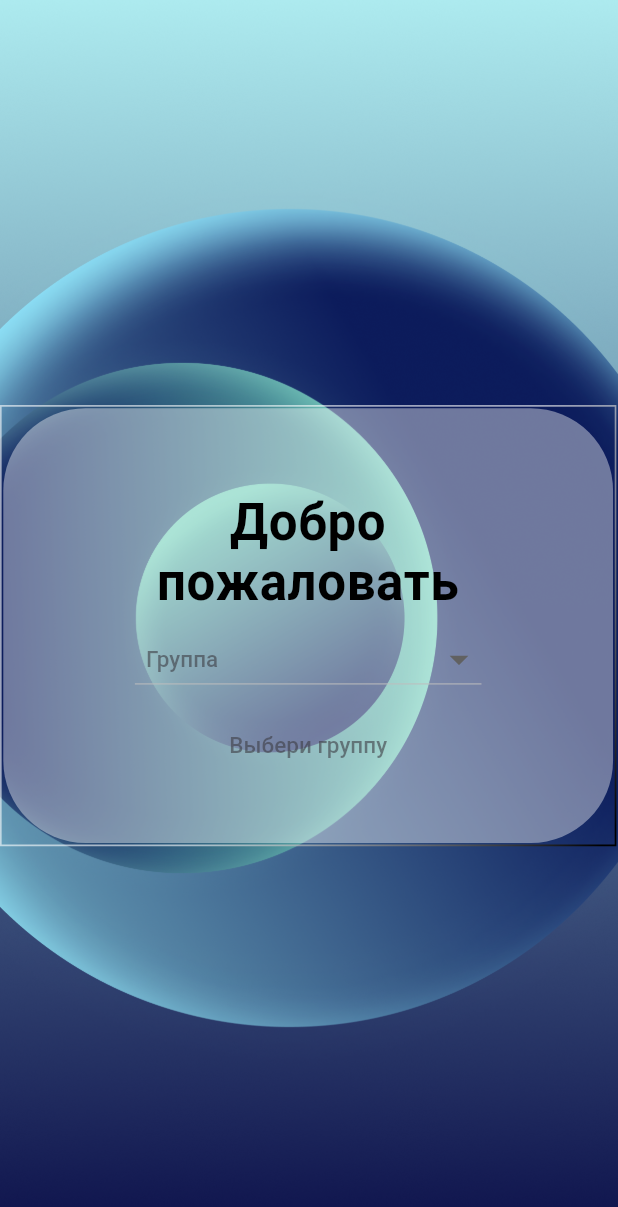
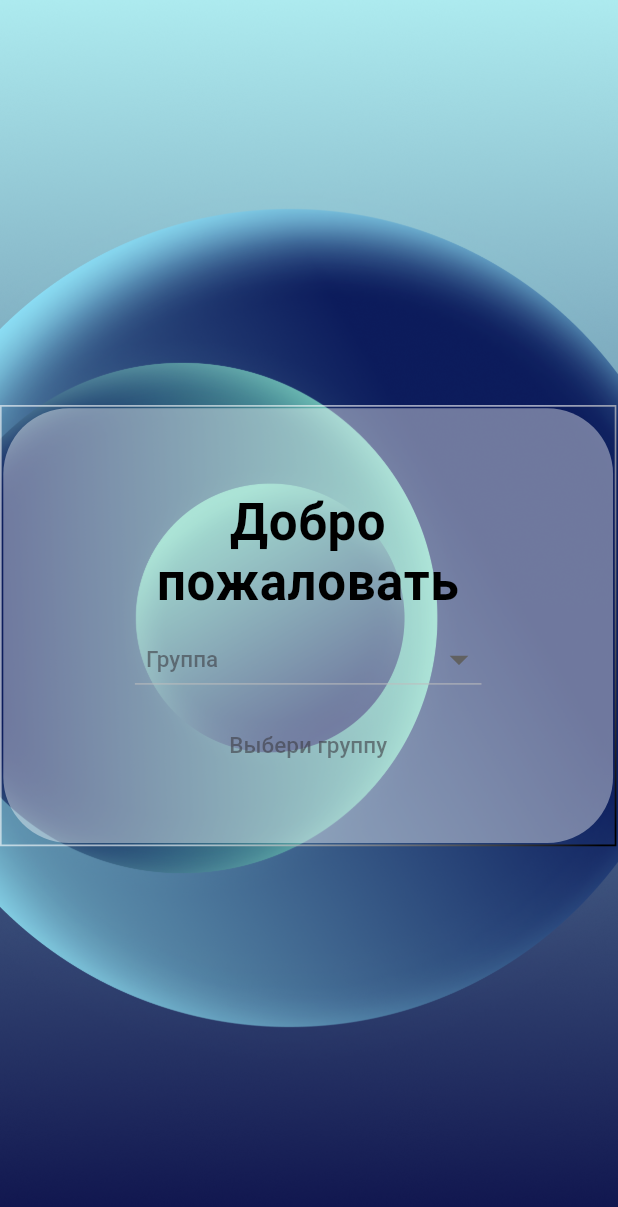
Before and after one commit to StudetsD/Student-Directory, a Flutter app: the screen it shows after launch, on a phone screen of 412 x 824 dp. Shown: the top 1207 px of the screen. Run offline on Flutter 3.47's test engine with Material 2 defaults, Android fonts, the phone set to English and light mode, and no system bars; drawn by our look-alikes of outline_gradient_button.

```diff
--- a/lib/features/chose_group/view/chose_group_screen.dart
+++ b/lib/features/chose_group/view/chose_group_screen.dart
@@ -11,7 +11,7 @@ class ChoseGroupScreen extends StatelessWidget{
 
   @override
   Widget build(BuildContext context) {
-    String valueChoose;
+    String valueChoose = '';
     return Scaffold(
       body: Container(
           height: double.infinity,
@@ -77,7 +77,7 @@ class ChoseGroupScreen extends StatelessWidget{
                           bottom: 55,
                         ),
                         decoration: AppDecoration.outline.copyWith(
-                          borderRadius: BorderRadiusStyle.roundedBorder50,
+                          borderRadius: BorderRadiusStyle.roundedBorder40,
                         ),
                         child: Column(
                           mainAxisSize: MainAxisSize.min,
@@ -107,16 +107,23 @@ class ChoseGroupScreen extends StatelessWidget{
                                   icon: const Icon(Icons.arrow_drop_down),
                                   iconSize: 30,
                                   isExpanded: true,
-                                  //underline: SizedBox(),
-                                  //dropdownColor: Colors.transparent,
                                   items: StringConstants.listOfGroups.map((String value) {
                                     return DropdownMenuItem<String>(
                                       value: value,
                                       child: Text(value),
                                     );
                                   }).toList(),
-                                  onChanged: (_) {
-                                    PortfolioPage();
+                                  onChanged: (choose) {
+                                    Navigator.pushNamed(context, '/menu', arguments: choose);
+                                    /*Navigator.push(
+                                        context,
+                                        MaterialPageRoute(
+                                            builder: (context) {
+                                              return MenuPage(valueChoose);
+                                            }
+                                        )
+                                    );*/
+                                    //MenuPage(valueChoose);
                                   },
                                 ),
                               ),
--- a/lib/features/chose_group/view/view.dart
+++ b/lib/features/chose_group/view/view.dart
@@ -1,2 +1,3 @@
 export 'chose_group_screen.dart';
 export 'portfolio_page.dart';
+export 'menu_page.dart';
--- a/lib/router/router.dart
+++ b/lib/router/router.dart
@@ -2,5 +2,5 @@ import '../features/chose_group/chose_group.dart';
 
 final routes = {
   '/': (context) => ChoseGroupScreen(),
-  '/group': (context) => PortfolioPage()
+  '/menu': (context) => const MenuPage(""),
 };
--- a/lib/student_directory.dart
+++ b/lib/student_directory.dart
@@ -9,7 +9,9 @@ class StudentDirectoryApp extends StatelessWidget {
   Widget build(BuildContext context) {
     return MaterialApp(
       title: 'StudentDirectory',
+      debugShowCheckedModeBanner: false,
       //theme: darkTheme,
+      initialRoute: '/',
       routes: routes,
     );
   }
--- a/lib/theme/app_decoration.dart
+++ b/lib/theme/app_decoration.dart
@@ -39,9 +39,9 @@ class AppDecoration {
 }
 
 class BorderRadiusStyle {
-  static BorderRadius roundedBorder50 = BorderRadius.circular(
+  static BorderRadius roundedBorder40 = BorderRadius.circular(
     getHorizontalSize(
-      50,
+      40,
     ),
   );
 }
```
Also changed, not shown: lib/features/chose_group/view/menu_page.dart (+90 -0 lines).
